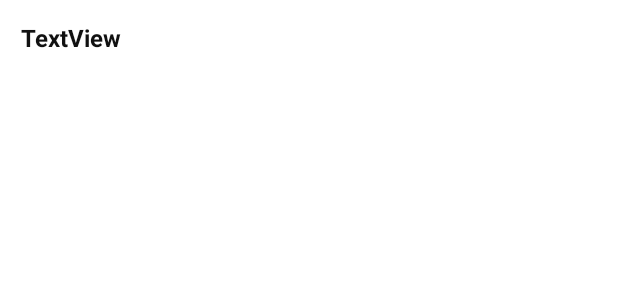
After one commit to maskbogomolov/SuperHeroApp, an Android app: the layout dropdown_item.xml on its own in the app's theme, with its tools: preview values and no code run, on a phone screen of 412 x 824 dp. The commit adds this screen. Shown: the top 300 px of the screen. Run offline under Robolectric (Android 15) with nearby library versions, the phone set to English and light mode, and no system bars; Roboto replaces fonts that are not available here.

Commit message:
added dropdown menu

```diff
--- a/app/src/main/java/com/example/superheroapp/data/core/AppDatabase.kt
+++ b/app/src/main/java/com/example/superheroapp/data/core/AppDatabase.kt
@@ -6,6 +6,7 @@ import androidx.room.Room
 import androidx.room.RoomDatabase
 import com.example.superheroapp.data.heroes.HeroesDao
 import com.example.superheroapp.data.heroes.HeroesEntity
+import com.example.superheroapp.util.Const.APP_DATABASE
 
 @Database(entities = [HeroesEntity::class],version = 1,exportSchema = false)
 abstract class AppDatabase: RoomDatabase() {
@@ -24,7 +25,7 @@ abstract class AppDatabase: RoomDatabase() {
             Room.databaseBuilder(
                 context.applicationContext,
                 AppDatabase::class.java,
-                "app_database"
+                APP_DATABASE
             )
                 .build()
     }
--- a/app/src/main/java/com/example/superheroapp/data/heroes/HeroesEntity.kt
+++ b/app/src/main/java/com/example/superheroapp/data/heroes/HeroesEntity.kt
@@ -2,8 +2,9 @@ package com.example.superheroapp.data.heroes
 
 import androidx.room.Entity
 import androidx.room.PrimaryKey
+import com.example.superheroapp.util.Const.HEROES_TABLE
 
-@Entity(tableName = "heroes_table")
+@Entity(tableName = HEROES_TABLE)
 data class HeroesEntity(
     @PrimaryKey
     val id: Int,
--- a/app/src/main/java/com/example/superheroapp/util/Const.kt
+++ b/app/src/main/java/com/example/superheroapp/util/Const.kt
@@ -2,7 +2,8 @@ package com.example.superheroapp.util
 
 object Const {
     const val BASE_URL = "https://akabab.github.io/superhero-api/api/"
-
+    const val APP_DATABASE = "app_database"
+    const val HEROES_TABLE = "heroes_table"
     const val MARVEL_COMICS = "Marvel Comics"
     const val MARVEL_COMICS_IMAGE_URL = "https://cdn0.iconfinder.com/data/icons/logos-21/40/Marvel-128.png"
     const val DARK_HORSE_COMICS = "Dark Horse Comics"
--- /dev/null
+++ b/app/src/main/res/layout/dropdown_item.xml
@@ -0,0 +1,9 @@
+<TextView android:id="@+id/textView"
+    android:layout_width="match_parent"
+    android:layout_height="wrap_content"
+    android:text="TextView"
+    android:padding="14dp"
+    android:textColor="@color/accent"
+    android:textStyle="bold"
+    android:textSize="16sp"
+    xmlns:android="http://schemas.android.com/apk/res/android" />
--- a/app/src/main/res/values/colors.xml
+++ b/app/src/main/res/values/colors.xml
@@ -1,5 +1,5 @@
 <?xml version="1.0" encoding="utf-8"?>
-<resources>
+<resources xmlns:tools="http://schemas.android.com/tools">
     <!--Primary colors-->
     <color name="primary">#ffffff</color>
     <color name="primaryDark">#f3f3f3f3</color>
@@ -9,4 +9,5 @@
     <!--Text colors-->
     <color name="textHeadline">#1f1f1f</color>
     <color name="textBody">#4f4f4f</color>
+
 </resources>
--- a/app/src/main/res/values/themes.xml
+++ b/app/src/main/res/values/themes.xml
@@ -26,4 +26,6 @@
         <item name="android:textStyle">bold</item>
         <item name="android:layout_marginTop">4dp</item>
     </style>
+
+
 </resources>
```
Also changed, not shown: app/src/main/java/com/example/superheroapp/presentation/HeroesListFragment.kt (+28 -3 lines), app/src/main/res/layout/fragment_heroes_list.xml (+21 -2 lines), app/src/main/res/values/strings.xml (+8 -2 lines).
